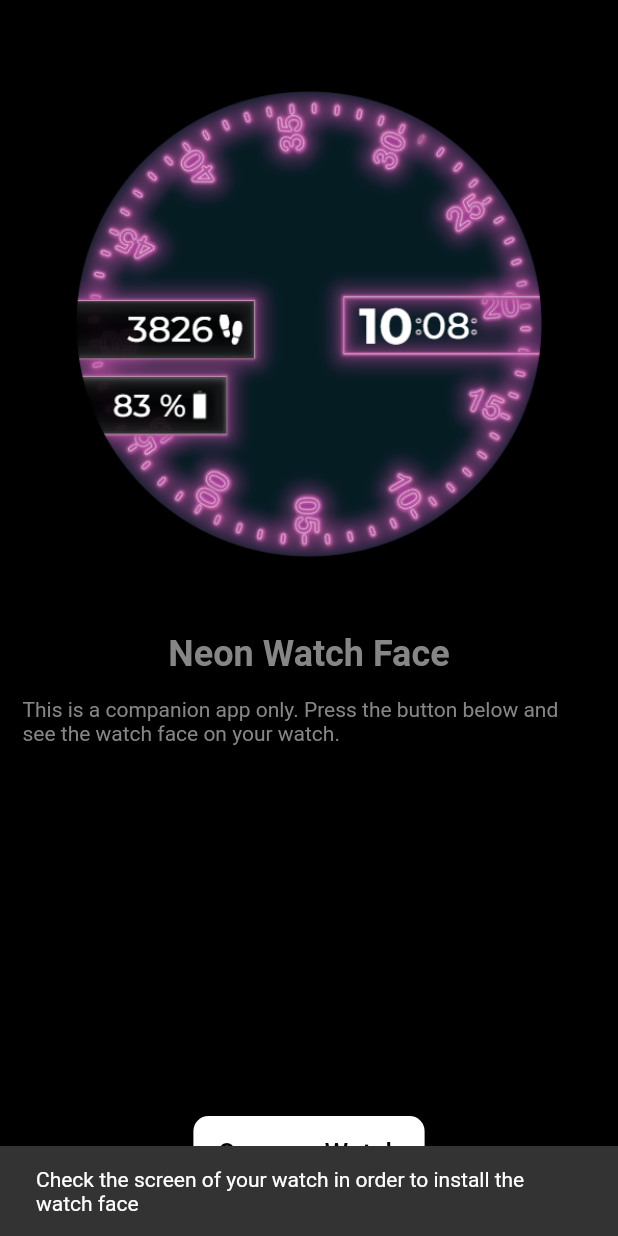
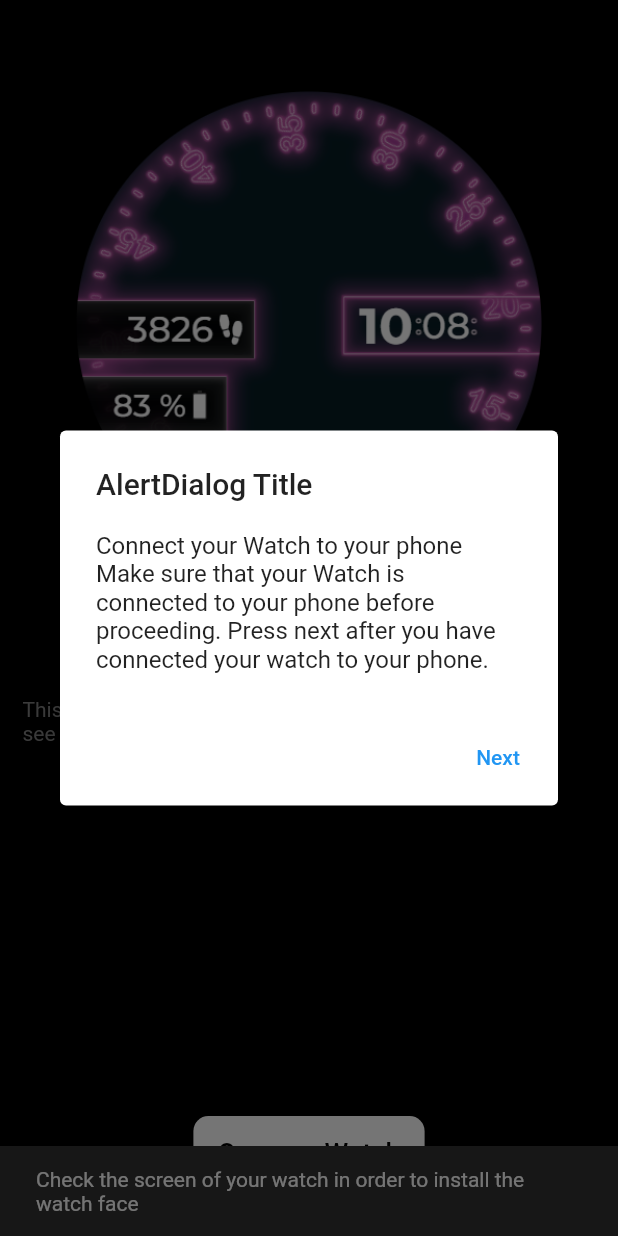
Before and after one commit to Heidelbergg/napps_watchfaces, a Flutter app: the screen it shows after launch, after a tap on "Open on Watch", on a phone screen of 412 x 824 dp. Run offline on Flutter 3.47's test engine with Material 2 defaults, Android fonts, the phone set to English and light mode, and no system bars; missing offline and left inert: android_intent_plus, wear_bridge.

Commit message:
Watch connection alert

```diff
--- a/lib/presentation/HomeScreen.dart
+++ b/lib/presentation/HomeScreen.dart
@@ -37,11 +37,36 @@ class _HomeScreenState extends State<HomeScreen> {
           ElevatedButton(
             onPressed: () async {
               ScaffoldMessenger.of(context).showSnackBar(const SnackBar(content: Text("Check the screen of your watch in order to install the watch face")));
-              const url = 'https://play.google.com/store/apps/details?id=com.NappS.NeonWatch';
-              WearBridge.openUrl(url);
-              WearBridge.isWatch().then((value) {
-                print(value);
-              });
+              showDialog<void>(
+                context: context,
+                barrierDismissible: false, // user must tap button!
+                builder: (BuildContext context) {
+                  return AlertDialog(
+                    title: const Text('AlertDialog Title'),
+                    content: SingleChildScrollView(
+                      child: ListBody(
+                        children: const <Widget>[
+                          Text('Connect your Watch to your phone'),
+                          Text('Make sure that your Watch is connected to your phone before proceeding. Press next after you have connected your watch to your phone.'),
+                        ],
+                      ),
+                    ),
+                    actions: <Widget>[
+                      TextButton(
+                        child: const Text('Next'),
+                        onPressed: () {
+                          const url = 'https://play.google.com/store/apps/details?id=com.NappS.NeonWatch';
+                          WearBridge.openUrl(url);
+                          WearBridge.isWatch().then((value) {
+                            print(value);
+                          });
+                          Navigator.of(context).pop();
+                        },
+                      ),
+                    ],
+                  );
+                },
+              );
             },
             style: ButtonStyle(
                 minimumSize: MaterialStateProperty.all(const Size(150, 50)),
```
